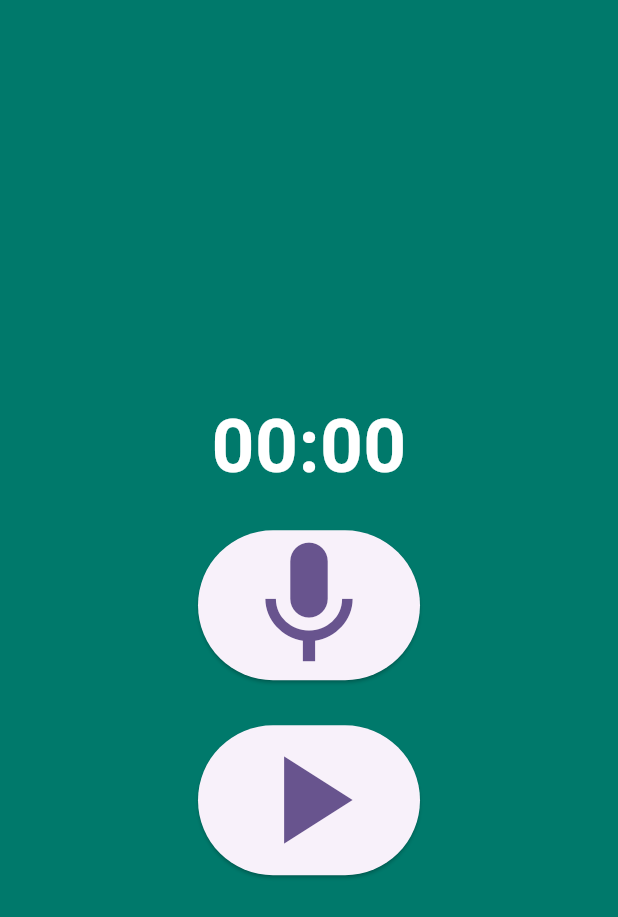
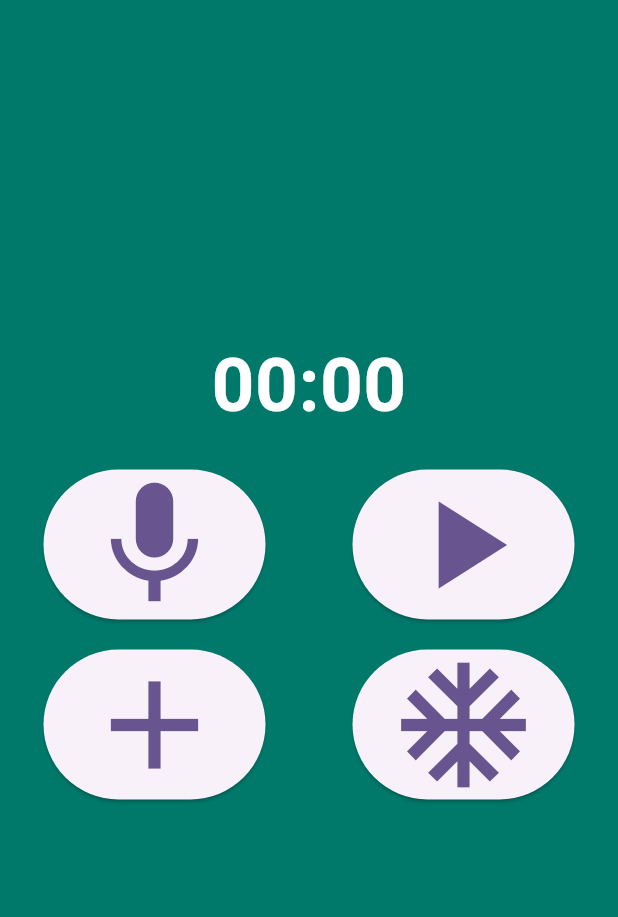
Before and after one commit to MateusLucasDaSilva/audio_example, a Flutter app: the screen it shows after launch, after a tap on the "play arrow" icon, on a phone screen of 412 x 824 dp. Shown: the top 917 px of the screen. Run offline on Flutter 3.47's test engine with Material 3 defaults, Android fonts, the phone set to English and light mode, and no system bars; our stand-ins replace permission_handler; missing offline and left inert: ffmpeg_kit_flutter, flutter_sound.

```diff
--- a/lib/app/audio_service.dart
+++ b/lib/app/audio_service.dart
@@ -1,6 +1,7 @@
-import 'dart:developer';
+import 'dart:async';
 import 'dart:io';
 
+import 'package:ffmpeg_kit_flutter/ffmpeg_kit.dart';
 import 'package:flutter/material.dart';
 import 'package:flutter_sound/flutter_sound.dart';
 import 'package:permission_handler/permission_handler.dart';
@@ -9,7 +10,17 @@ class AudioService extends ChangeNotifier {
   final recorder = FlutterSoundRecorder();
   final player = FlutterSoundPlayer();
 
+  StreamController<String> streamInfo = StreamController(sync: true);
+
   File? file;
+
+  List<String> paths = [];
+  int count = 0;
+
+  void addElement(String path) {
+    paths.add(path);
+    notifyListeners();
+  }
 
   void init() {
     initPlayer();
@@ -31,11 +42,13 @@ class AudioService extends ChangeNotifier {
     player.setSubscriptionDuration(const Duration(milliseconds: 500));
   }
 
-  void startPlay() {
+  void startPlay(File? fileOther) {
     if (file == null) {
       return;
     }
-    player.startPlayer(fromDataBuffer: file!.readAsBytesSync());
+    player.startPlayer(
+        fromDataBuffer:
+            fileOther?.readAsBytesSync() ?? file!.readAsBytesSync());
   }
 
   void stopPlay() {
@@ -43,8 +56,9 @@ class AudioService extends ChangeNotifier {
     notifyListeners();
   }
 
-  Future startRecord() async {
-    await recorder.startRecorder(toFile: "audio");
+  Future startRecord({String? path}) async {
+    count++;
+    await recorder.startRecorder(toFile: path ?? 'audio$count');
     notifyListeners();
   }
 
@@ -52,14 +66,37 @@ class AudioService extends ChangeNotifier {
     final filePath = await recorder.stopRecorder();
     final fileAudio = File(filePath!);
     file = fileAudio;
-    log('Recorded file path: $filePath');
+    streamInfo.add('Audio gravado');
     notifyListeners();
+  }
+
+  Future<void> concatenarAudios() async {
+    try {
+      if (paths.isEmpty || paths.length < 2) {
+        streamInfo.add('grave mais audios');
+        return;
+      }
+      const outPATH =
+          '/data/user/0/com.example.audio_example/cache/concatenado';
+      '/data/user/0/com.example.audio_example/cache/concatenado';
+
+      final String comand =
+          "-i ${paths[0]} -i ${paths[1]} -filter_complex 'concat=n=2:v=0:a=1[a]' -map '[a]' -codec:a libmp3lame -qscale:a 2 $outPATH";
+      await FFmpegKit.execute(comand);
+      File fileConcatenado = File(outPATH);
+      startPlay(fileConcatenado);
+
+      streamInfo.add('Audio Concatenado${fileConcatenado.path}');
+    } catch (e) {
+      rethrow;
+    }
   }
 
   @override
   void dispose() {
     recorder.closeRecorder();
     player.closePlayer();
+    streamInfo.close();
     super.dispose();
   }
 }
--- a/lib/app/home_page.dart
+++ b/lib/app/home_page.dart
@@ -15,6 +15,7 @@ class _HomePageState extends State<HomePage> {
     super.initState();
     listenService();
     service.init();
+    listenInfo();
   }
 
   @override
@@ -37,15 +38,40 @@ class _HomePageState extends State<HomePage> {
     }
   }
 
+  void listenInfo() {
+    service.streamInfo.stream.listen((event) {
+      ScaffoldMessenger.of(context)
+          .showSnackBar(SnackBar(content: Text(event)));
+    });
+  }
+
   @override
   Widget build(BuildContext context) {
     return Scaffold(
         backgroundColor: Colors.teal.shade700,
-        body: Center(
+        body: SingleChildScrollView(
+          child: Center(
             child: Column(
               mainAxisAlignment: MainAxisAlignment.center,
+              crossAxisAlignment: CrossAxisAlignment.center,
               children: [
-              Text(service.file?.path ?? ""),
+                const SizedBox(
+                  height: 200,
+                ),
+                Column(
+                  children: service.paths
+                      .map(
+                        (e) => Text(
+                          e,
+                          style: const TextStyle(color: Colors.white),
+                        ),
+                      )
+                      .toList(),
+                ),
+                Text(
+                  service.file?.path ?? "",
+                  style: const TextStyle(color: Colors.red),
+                ),
                 StreamBuilder<RecordingDisposition>(
                   builder: (context, snapshot) {
                     final duration = snapshot.hasData
@@ -71,6 +97,9 @@ class _HomePageState extends State<HomePage> {
                   stream: service.recorder.onProgress,
                 ),
                 const SizedBox(height: 20),
+                Row(
+                  mainAxisAlignment: MainAxisAlignment.spaceAround,
+                  children: [
                     ElevatedButton(
                       onPressed: () async {
                         if (service.recorder.isRecording) {
@@ -84,24 +113,52 @@ class _HomePageState extends State<HomePage> {
                         size: 100,
                       ),
                     ),
-              const SizedBox(
-                height: 30,
-              ),
                     ElevatedButton(
                       onPressed: () async {
                         if (service.player.isPlaying) {
                           service.stopPlay();
                         } else {
-                    service.startPlay();
+                          service.startPlay(null);
                         }
                       },
                       child: Icon(
-                  service.player.isPlaying ? Icons.stop : Icons.play_arrow,
+                        service.player.isPlaying
+                            ? Icons.stop
+                            : Icons.play_arrow,
                         size: 100,
                       ),
                     ),
                   ],
                 ),
+                const SizedBox(
+                  height: 20,
+                ),
+                Row(
+                  mainAxisAlignment: MainAxisAlignment.spaceAround,
+                  children: [
+                    ElevatedButton(
+                      onPressed: () {
+                        service.addElement(service.file?.path ?? '');
+                      },
+                      child: const Icon(
+                        Icons.add,
+                        size: 100,
+                      ),
+                    ),
+                    ElevatedButton(
+                      onPressed: () {
+                        service.concatenarAudios();
+                      },
+                      child: const Icon(
+                        Icons.ac_unit_outlined,
+                        size: 100,
+                      ),
+                    ),
+                  ],
+                ),
+              ],
+            ),
+          ),
         ));
   }
 }
--- a/pubspec.yaml
+++ b/pubspec.yaml
@@ -20,6 +20,7 @@ dependencies:
   just_audio: ^0.9.36
   ffmpeg_cli: ^0.2.0
   flutter_sound: ^9.2.13
+  ffmpeg_kit_flutter: ^6.0.3
 
 dev_dependencies:
   flutter_test:
```
Also changed, not shown: pubspec.lock. Lines whose indentation alone changed are shown as unchanged.
